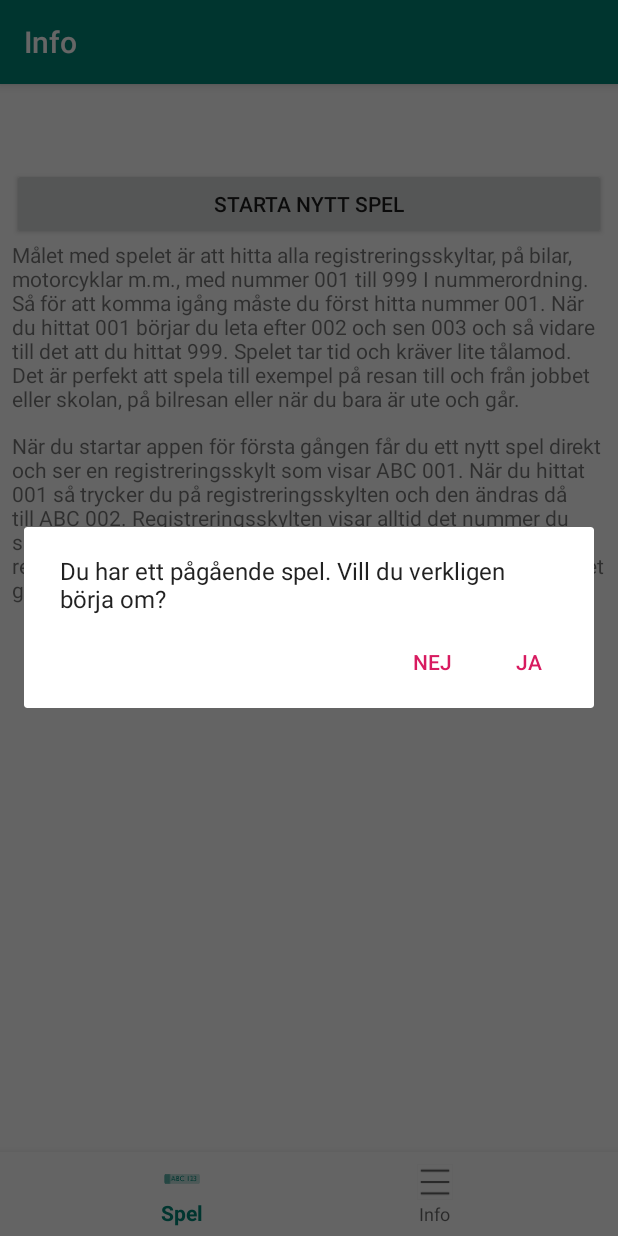
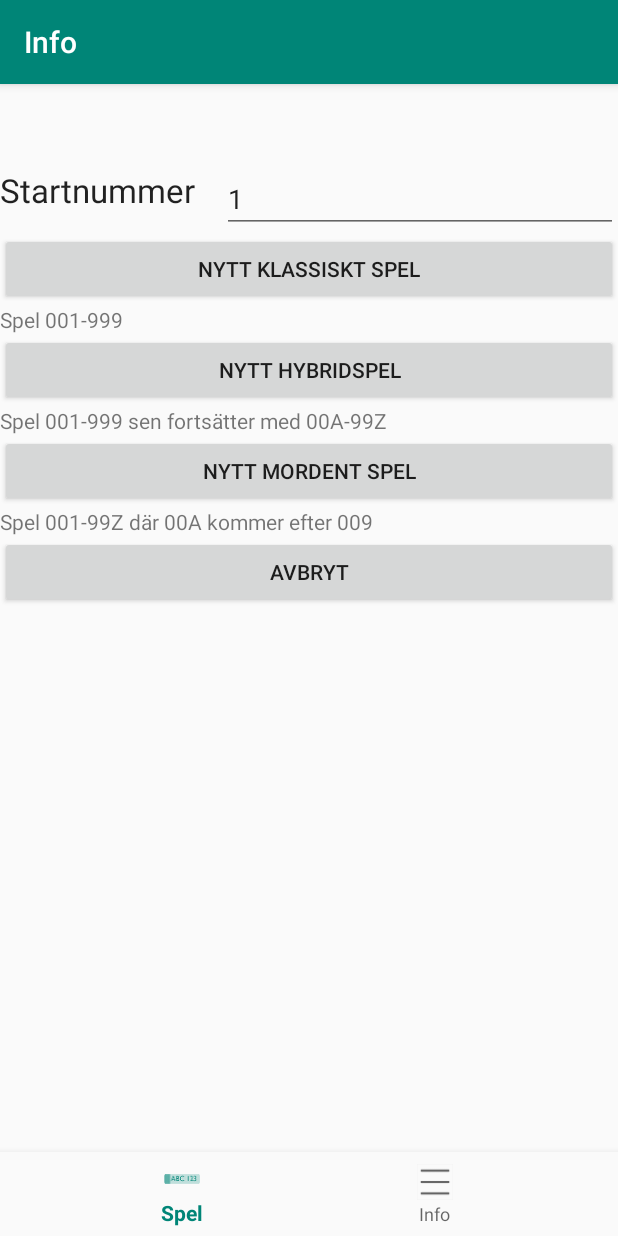
Before and after one commit to Bagro/plate-spotting, an Android app: the InfoFragment screen opened through its navigation route, after a tap on "STARTA NYTT SPEL", on a phone screen of 412 x 824 dp. Run offline under Robolectric (Android 15) with nearby library versions, the phone set to English and light mode, and no system bars; our stand-ins replace navigation-ui.

Commit message:
Tests with fragments navigation

```diff
--- a/app/build.gradle
+++ b/app/build.gradle
@@ -25,7 +25,7 @@ android {
 
 dependencies {
     implementation fileTree(dir: 'libs', include: ['*.jar'])
-    implementation"org.jetbrains.kotlin:kotlin-stdlib-jdk7:$kotlin_version"
+    implementation "org.jetbrains.kotlin:kotlin-stdlib-jdk7:$kotlin_version"
     implementation 'androidx.appcompat:appcompat:1.0.2'
     implementation 'androidx.core:core-ktx:1.0.2'
     implementation 'com.google.android.material:material:1.0.0'
@@ -35,6 +35,8 @@ dependencies {
     implementation 'androidx.lifecycle:lifecycle-extensions:2.0.0'
     implementation 'androidx.navigation:navigation-fragment-ktx:2.0.0'
     implementation 'androidx.navigation:navigation-ui-ktx:2.0.0'
+    implementation 'androidx.legacy:legacy-support-v4:1.0.0'
+    implementation 'androidx.lifecycle:lifecycle-viewmodel-ktx:2.2.0'
     testImplementation 'junit:junit:4.12'
     androidTestImplementation 'androidx.test.ext:junit:1.1.0'
     androidTestImplementation 'androidx.test.espresso:espresso-core:3.1.1'
--- a/app/src/main/java/se/bagro/platespotting/ui/home/HomeFragment.kt
+++ b/app/src/main/java/se/bagro/platespotting/ui/home/HomeFragment.kt
@@ -6,9 +6,11 @@ import android.widget.TextView
 import androidx.fragment.app.Fragment
 import androidx.lifecycle.Observer
 import androidx.lifecycle.ViewModelProviders
+import androidx.navigation.fragment.findNavController
 import se.bagro.platespotting.R
 import se.bagro.platespotting.data.GameRepository
 import se.bagro.platespotting.model.ModernGame
+import se.bagro.platespotting.ui.newGame.NewGameFragment
 
 class HomeFragment : Fragment() {
 
@@ -28,14 +30,6 @@ class HomeFragment : Fragment() {
             licensePlateTextView.text = it
         })
 
-        if (GameRepository.hasOngoingGame()) {
-            homeViewModel.setGame(GameRepository.getCurrentGame())
-        }
-        else {
-            homeViewModel.setGame(ModernGame(0, 1))
-            GameRepository.setCurrentGame(homeViewModel.currentGame!!)
-        }
-
         licensePlateTextView.setOnClickListener {
             homeViewModel.nextNumber()
             GameRepository.setCurrentGame(homeViewModel.currentGame!!)
@@ -46,6 +40,19 @@ class HomeFragment : Fragment() {
             true
         }
 
+        if (GameRepository.hasOngoingGame()) {
+            homeViewModel.setGame(GameRepository.getCurrentGame())
+        }
+        else {
+            /*val fragment = NewGameFragment()
+            val fragmentManager = activity!!.supportFragmentManager
+            val fragmentTransaction = fragmentManager.beginTransaction()
+            fragmentTransaction.replace(R.id.container, fragment)
+            fragmentTransaction.addToBackStack("Game")
+            fragmentTransaction.commit()*/
+
+        }
+
         return root
     }
 }
--- a/app/src/main/java/se/bagro/platespotting/ui/info/InfoFragment.kt
+++ b/app/src/main/java/se/bagro/platespotting/ui/info/InfoFragment.kt
@@ -10,6 +10,7 @@ import androidx.fragment.app.Fragment
 import se.bagro.platespotting.R
 import se.bagro.platespotting.data.GameRepository
 import se.bagro.platespotting.model.ModernGame
+import se.bagro.platespotting.ui.newGame.NewGameFragment
 
 class InfoFragment : Fragment() {
     override fun onCreateView(
@@ -25,7 +26,8 @@ class InfoFragment : Fragment() {
             if (GameRepository.hasOngoingGame()) {
                 buildAlertDialog().show()
             } else {
-                GameRepository.setCurrentGame(ModernGame(0, 1))
+                //GameRepository.setCurrentGame(ModernGame(0, 1))
+                goNewGame()
             }
 
         }
@@ -39,7 +41,8 @@ class InfoFragment : Fragment() {
         builder.setCancelable(true)
         builder.setMessage(R.string.ongpong_game_warning)
         builder.setPositiveButton(R.string.yes) { dialog, which ->
-            GameRepository.setCurrentGame(ModernGame(0, 1))
+            //GameRepository.setCurrentGame(ModernGame(0, 1))
+            goNewGame()
             dialog.dismiss()
         }
 
@@ -47,4 +50,13 @@ class InfoFragment : Fragment() {
 
         return builder.create()
     }
+
+    private fun goNewGame(){
+        val fragment = NewGameFragment()
+        val fragmentManager = activity!!.supportFragmentManager
+        val fragmentTransaction = fragmentManager.beginTransaction()
+        fragmentTransaction.replace(R.id.container, fragment)
+        fragmentTransaction.addToBackStack("Info")
+        fragmentTransaction.commit()
+    }
 }
--- /dev/null
+++ b/app/src/main/java/se/bagro/platespotting/ui/newGame/NewGameFragment.kt
@@ -0,0 +1,58 @@
+package se.bagro.platespotting.ui.newGame
+
+import androidx.lifecycle.ViewModelProviders
+import android.os.Bundle
+import androidx.fragment.app.Fragment
+import android.view.LayoutInflater
+import android.view.View
+import android.view.ViewGroup
+import android.widget.Button
+import androidx.core.view.isVisible
+import se.bagro.platespotting.R
+import se.bagro.platespotting.data.GameRepository
+import se.bagro.platespotting.model.HybridGame
+import se.bagro.platespotting.model.ModernGame
+import se.bagro.platespotting.ui.home.HomeFragment
+
+
+class NewGameFragment : Fragment() {
+    private lateinit var viewModel: NewGameViewModel
+
+    override fun onCreateView(
+        inflater: LayoutInflater, container: ViewGroup?,
+        savedInstanceState: Bundle?
+    ): View? {
+        val root = inflater.inflate(R.layout.new_game_fragment, container, false)
+
+        val fragmentManager = activity!!.supportFragmentManager
+
+        val newClassicGameButton: Button = root.findViewById(R.id.classicGameButton)
+        val newHybridGameButton: Button = root.findViewById(R.id.hybrisGameButton)
+        val newModernGameButton: Button = root.findViewById(R.id.modernGameButton)
+        val cancelButton: Button = root.findViewById(R.id.cancelButton)
+
+        if (fragmentManager.backStackEntryCount == 0) {
+            cancelButton.isVisible = false
+        }
+
+        newClassicGameButton.setOnClickListener {
+            GameRepository.setCurrentGame(ModernGame(0, 1))
+            fragmentManager.beginTransaction().replace(R.id.container, HomeFragment()).commit()
+        }
+
+        newHybridGameButton.setOnClickListener{
+            GameRepository.setCurrentGame(HybridGame(0, 1))
+        }
+
+        newModernGameButton.setOnClickListener{
+            GameRepository.setCurrentGame(ModernGame(0, 1))
+        }
+
+        cancelButton.setOnClickListener {
+
+            fragmentManager.popBackStackImmediate()
+        }
+
+        return root
+    }
+}
--- /dev/null
+++ b/app/src/main/java/se/bagro/platespotting/ui/newGame/NewGameViewModel.kt
@@ -0,0 +1,7 @@
+package se.bagro.platespotting.ui.newGame
+
+import androidx.lifecycle.ViewModel
+
+class NewGameViewModel : ViewModel() {
+    // TODO: Implement the ViewModel
+}
--- /dev/null
+++ b/app/src/main/res/layout/new_game_fragment.xml
@@ -0,0 +1,86 @@
+<?xml version="1.0" encoding="utf-8"?>
+<androidx.constraintlayout.widget.ConstraintLayout xmlns:android="http://schemas.android.com/apk/res/android"
+    xmlns:app="http://schemas.android.com/apk/res-auto"
+    xmlns:tools="http://schemas.android.com/tools"
+    android:id="@+id/frameLayout"
+    android:layout_width="match_parent"
+    android:layout_height="match_parent"
+    tools:context=".ui.newGame.NewGameFragment" >
+
+    <LinearLayout
+        android:layout_width="match_parent"
+        android:layout_height="match_parent"
+        android:orientation="vertical"
+        app:layout_constraintBottom_toBottomOf="parent"
+        app:layout_constraintEnd_toEndOf="parent"
+        app:layout_constraintStart_toStartOf="parent"
+        app:layout_constraintTop_toTopOf="parent">
+
+        <androidx.constraintlayout.widget.ConstraintLayout
+            android:layout_width="match_parent"
+            android:layout_height="wrap_content">
+
+            <TextView
+                android:id="@+id/startNumberTextView"
+                android:layout_width="0dp"
+                android:layout_height="0dp"
+                android:text="@string/start_number"
+                android:textAppearance="@style/TextAppearance.AppCompat.Large"
+                app:layout_constraintBottom_toBottomOf="parent"
+                app:layout_constraintEnd_toStartOf="@+id/startNumberEditText"
+                app:layout_constraintStart_toStartOf="parent"
+                app:layout_constraintTop_toTopOf="@+id/startNumberEditText" />
+
+            <EditText
+                android:id="@+id/startNumberEditText"
+                android:layout_width="264dp"
+                android:layout_height="43dp"
+                android:ems="10"
+                android:text="1"
+                app:layout_constraintEnd_toEndOf="parent"
+                app:layout_constraintTop_toTopOf="parent" />
+        </androidx.constraintlayout.widget.ConstraintLayout>
+
+        <Button
+            android:id="@+id/classicGameButton"
+            android:layout_width="match_parent"
+            android:layout_height="wrap_content"
+            android:text="@string/classicGameButton_label" />
+
+        <TextView
+            android:id="@+id/textView3"
+            android:layout_width="match_parent"
+            android:layout_height="wrap_content"
+            android:text="@string/new_classic_game_description" />
+
+        <Button
+            android:id="@+id/hybrisGameButton"
+            android:layout_width="match_parent"
+            android:layout_height="wrap_content"
+            android:text="@string/hybrisGameButton_label" />
+
+        <TextView
+            android:id="@+id/textView4"
+            android:layout_width="match_parent"
+            android:layout_height="wrap_content"
+            android:text="@string/new_hybrid_game_description" />
+
+        <Button
+            android:id="@+id/modernGameButton"
+            android:layout_width="match_parent"
+            android:layout_height="wrap_content"
+            android:text="@string/modernGameButton_label" />
+
+        <TextView
+            android:id="@+id/textView5"
+            android:layout_width="match_parent"
+            android:layout_height="wrap_content"
+            android:text="@string/new_modern_game_description" />
+
+        <Button
+            android:id="@+id/cancelButton"
+            android:layout_width="match_parent"
+            android:layout_height="wrap_content"
+            android:text="@string/cancel" />
+    </LinearLayout>
+</androidx.constraintlayout.widget.ConstraintLayout>
--- a/app/src/main/res/navigation/mobile_navigation.xml
+++ b/app/src/main/res/navigation/mobile_navigation.xml
@@ -9,12 +9,25 @@
         android:id="@+id/navigation_home"
         android:name="se.bagro.platespotting.ui.home.HomeFragment"
         android:label="@string/title_home"
-        tools:layout="@layout/fragment_home" />
+        tools:layout="@layout/fragment_home" >
+        <action
+            android:id="@+id/action_navigation_home_to_newGameFragment"
+            app:destination="@id/newGameFragment" />
+    </fragment>
 
     <fragment
         android:id="@+id/navigation_dashboard"
         android:name="se.bagro.platespotting.ui.info.InfoFragment"
         android:label="@string/title_dashboard"
-        tools:layout="@layout/fragment_info" />
+        tools:layout="@layout/fragment_info" >
+        <action
+            android:id="@+id/action_navigation_dashboard_to_newGameFragment"
+            app:destination="@id/newGameFragment" />
+    </fragment>
+    <fragment
+        android:id="@+id/newGameFragment"
+        android:name="se.bagro.platespotting.ui.newGame.NewGameFragment"
+        android:label="new_game_fragment"
+        tools:layout="@layout/new_game_fragment" />
 
 </navigation>
--- a/app/src/main/res/values/strings.xml
+++ b/app/src/main/res/values/strings.xml
@@ -2,7 +2,7 @@
     <string name="app_name">Plate Spotting</string>
     <string name="title_home">Spel</string>
     <string name="title_dashboard">Info</string>
-    <string name="description_licsence_plate_bg">Bil på registreringsskyllt</string>
+    <string name="description_licsence_plate_bg">Bild på registreringsskyllt</string>
     <string name="text_newGameButton">Starta nytt spel</string>
     <string name="title_how_to_play">Hur man spelar</string>
     <string name="how_to_play_1">Målet med spelet är att hitta alla registreringsskyltar, på bilar, motorcyklar m.m., med nummer 001 till 999 I nummerordning. Så för att komma igång måste du först hitta nummer 001. När du hittat 001 börjar du leta efter 002 och sen 003 och så vidare till det att du hittat 999. Spelet tar tid och kräver lite tålamod. Det är perfekt att spela till exempel på resan till och från jobbet eller skolan, på bilresan eller när du bara är ute och går.</string>
@@ -10,4 +10,12 @@
     <string name="ongpong_game_warning">Du har ett pågående spel. Vill du verkligen börja om?</string>
     <string name="yes">Ja</string>
     <string name="no">Nej</string>
+    <string name="start_number">Startnummer</string>
+    <string name="classicGameButton_label">Nytt klassiskt spel</string>
+    <string name="hybrisGameButton_label">Nytt hybridspel</string>
+    <string name="modernGameButton_label">Nytt mordent spel</string>
+    <string name="cancel">Avbryt</string>
+    <string name="new_classic_game_description">Spel 001-999</string>
+    <string name="new_hybrid_game_description">Spel 001-999 sen fortsätter med 00A-99Z</string>
+    <string name="new_modern_game_description">Spel 001-99Z där 00A kommer efter 009</string>
 </resources>
--- a/build.gradle
+++ b/build.gradle
@@ -8,7 +8,7 @@ buildscript {
 
     }
     dependencies {
-        classpath 'com.android.tools.build:gradle:3.6.1'
+        classpath 'com.android.tools.build:gradle:3.6.2'
         classpath "org.jetbrains.kotlin:kotlin-gradle-plugin:$kotlin_version"
         // NOTE: Do not place your application dependencies here; they belong
         // in the individual module build.gradle files
```
Also changed, not shown: 2 other files.
